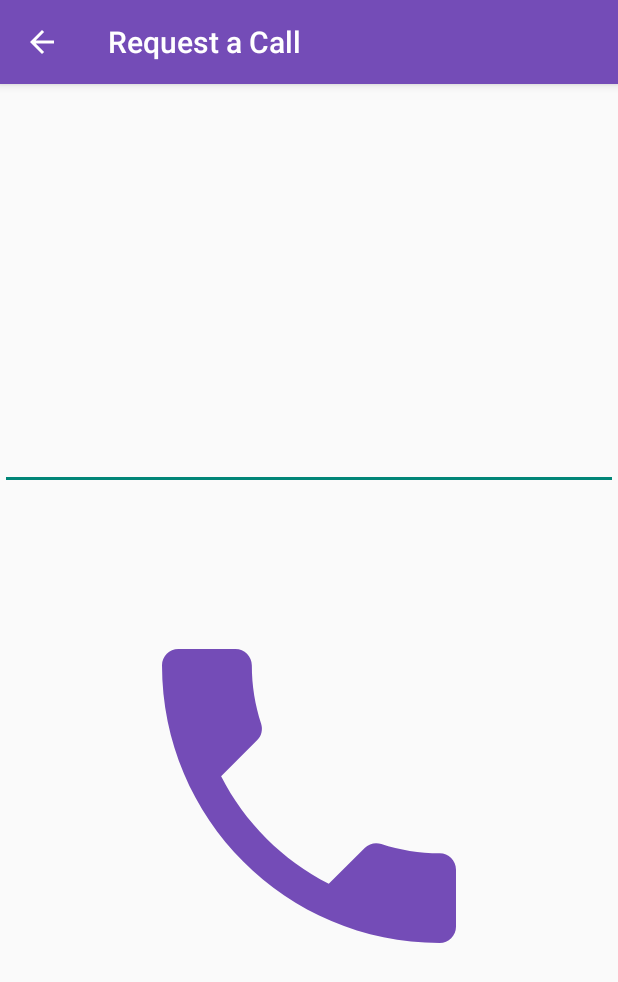
After one commit to chriscsykes/InSIght, an Android app: the RequestCallActivity screen opened directly, with no data from a screen before it, on a phone screen of 412 x 824 dp. The commit adds this screen. Shown: the top 982 px of the screen. Run offline under Robolectric (Android 15) with nearby library versions, the phone set to English and light mode, and no system bars; libraries missing offline, so code that uses them is left out: androidx.camera.core, com.google.firebase.ml.

Commit message:
Finished RequestCallActivity, but still needs text to speech engine

```diff
--- a/app/src/main/AndroidManifest.xml
+++ b/app/src/main/AndroidManifest.xml
@@ -3,6 +3,7 @@
     package="edu.dartmouth.cs.finalproject">
 
     <uses-permission android:name="android.permission.CAMERA" />
+    <uses-permission android:name="android.permission.CALL_PHONE" />
 
     <application
         android:allowBackup="true"
@@ -11,7 +12,7 @@
         android:roundIcon="@mipmap/ic_launcher_round"
         android:supportsRtl="true"
         android:theme="@style/Theme.AppCompat.Light.NoActionBar">
-
+        <activity android:name=".activities.RequestCallActivity"></activity>
         <activity
             android:name=".activities.AboutActivity"
             android:label="@string/title_activity_about2"
@@ -34,7 +35,7 @@
         <activity
             android:name=".activities.ReadTutorialsActivity"
             android:label="@string/title_activity_read_tutorials"
-            android:theme="@style/NoActionBar"></activity>
+            android:theme="@style/NoActionBar" />
     </application>
 
 </manifest>
--- a/app/src/main/java/edu/dartmouth/cs/finalproject/activities/MainActivity.java
+++ b/app/src/main/java/edu/dartmouth/cs/finalproject/activities/MainActivity.java
@@ -238,6 +238,8 @@ public class MainActivity extends AppCompatActivity {
      * Allows the user to make a call to request for assistance
      */
     private void requestCall() {
+        Intent intent = new Intent(getApplicationContext(), RequestCallActivity.class);
+        startActivity(intent);
     }
 
     /*
--- /dev/null
+++ b/app/src/main/java/edu/dartmouth/cs/finalproject/activities/RequestCallActivity.java
@@ -0,0 +1,106 @@
+package edu.dartmouth.cs.finalproject.activities;
+
+import androidx.annotation.NonNull;
+import androidx.appcompat.app.AppCompatActivity;
+import androidx.appcompat.widget.Toolbar;
+import androidx.core.app.ActivityCompat;
+import androidx.core.content.ContextCompat;
+
+import android.Manifest;
+import android.app.Activity;
+import android.content.Intent;
+import android.content.pm.PackageManager;
+import android.net.Uri;
+import android.os.Bundle;
+import android.view.MenuItem;
+import android.view.View;
+import android.widget.EditText;
+import android.widget.ImageView;
+import android.widget.Toast;
+
+import edu.dartmouth.cs.finalproject.R;
+import edu.dartmouth.cs.finalproject.activities.audio.TextToSpeechEngine;
+
+public class RequestCallActivity extends AppCompatActivity {
+
+    private static final int REQUEST_CALL = 1;
+    private EditText mEditTextNum;
+
+    private TextToSpeechEngine mTextToSpeechEngine;
+    private TextToSpeechDriver mTextToSpeechDriver;
+
+    @Override
+    protected void onCreate(Bundle savedInstanceState) {
+        super.onCreate(savedInstanceState);
+        setContentView(R.layout.activity_request_call);
+
+        // set up action bar
+        Toolbar toolbar = (Toolbar) findViewById(R.id.toolbar);
+        setSupportActionBar(toolbar);
+        getSupportActionBar().setDisplayHomeAsUpEnabled(true);
+        getSupportActionBar().setDisplayShowHomeEnabled(true);
+        getSupportActionBar().setTitle("Request a Call");
+
+        mTextToSpeechDriver = new TextToSpeechDriver(this);
+        mTextToSpeechEngine = new TextToSpeechEngine(this);
+
+        // get references to EditText and ImageView
+        mEditTextNum = findViewById(R.id.edit_text_number);
+        ImageView imageCall = findViewById(R.id.image_call);
+
+        // when the phone image is pressed
+        imageCall.setOnClickListener(new View.OnClickListener() {
+            @Override
+            public void onClick(View v) {
+                makePhoneCall();
+            }
+        });
+    }
+
+    private void makePhoneCall() {
+        String numToCall = mEditTextNum.getText().toString();
+
+        // make sure a number was entered
+        if (numToCall.trim().length() > 0) {
+            // check for permission
+            if (ContextCompat.checkSelfPermission(RequestCallActivity.this, Manifest.permission.CALL_PHONE) != PackageManager.PERMISSION_GRANTED) {
+                ActivityCompat.requestPermissions(RequestCallActivity.this, new String[] {Manifest.permission.CALL_PHONE}, REQUEST_CALL);
+            }
+            else {
+                // make the actual phone call
+                String dial = "tel:" + numToCall;
+                Intent intent = new Intent(Intent.ACTION_CALL, Uri.parse(dial));
+                startActivity(intent);
+            }
+        }
+        else {
+            Toast.makeText(RequestCallActivity.this, R.string.enter_phone_number, Toast.LENGTH_SHORT).show();
+        }
+    }
+
+    // will make the phone call if permission is granted
+    @Override
+    public void onRequestPermissionsResult(int requestCode, @NonNull String[] permissions, @NonNull int[] grantResults) {
+        if (requestCode == REQUEST_CALL) {
+            if (grantResults.length > 0 && grantResults[0] == PackageManager.PERMISSION_GRANTED) {
+                makePhoneCall();
+            }
+            else {
+                Toast.makeText(this, R.string.phone_call_permission_denied, Toast.LENGTH_SHORT).show();
+            }
+        }
+    }
+
+    // allows user to press back arrow to go back to MainActivity
+    @Override
+    public boolean onOptionsItemSelected(MenuItem item) {
+        // handle arrow click here
+        if (item.getItemId() == android.R.id.home) {
+            Intent intent = new Intent(getApplicationContext(), MainActivity.class);
+            startActivity(intent);
+//            finish(); // close this activity and return to preview activity (if there is any)
+        }
+
+        return super.onOptionsItemSelected(item);
+    }
+}
--- /dev/null
+++ b/app/src/main/res/drawable/ic_phone.xml
@@ -0,0 +1,5 @@
+<vector android:height="24dp" android:tint="#744CB7"
+    android:viewportHeight="24.0" android:viewportWidth="24.0"
+    android:width="24dp" xmlns:android="http://schemas.android.com/apk/res/android">
+    <path android:fillColor="#FF000000" android:pathData="M6.62,10.79c1.44,2.83 3.76,5.14 6.59,6.59l2.2,-2.2c0.27,-0.27 0.67,-0.36 1.02,-0.24 1.12,0.37 2.33,0.57 3.57,0.57 0.55,0 1,0.45 1,1V20c0,0.55 -0.45,1 -1,1 -9.39,0 -17,-7.61 -17,-17 0,-0.55 0.45,-1 1,-1h3.5c0.55,0 1,0.45 1,1 0,1.25 0.2,2.45 0.57,3.57 0.11,0.35 0.03,0.74 -0.25,1.02l-2.2,2.2z"/>
+</vector>
--- /dev/null
+++ b/app/src/main/res/layout/activity_request_call.xml
@@ -0,0 +1,44 @@
+<?xml version="1.0" encoding="utf-8"?>
+<RelativeLayout xmlns:android="http://schemas.android.com/apk/res/android"
+    xmlns:app="http://schemas.android.com/apk/res-auto"
+    xmlns:tools="http://schemas.android.com/tools"
+    android:layout_width="match_parent"
+    android:layout_height="match_parent"
+    tools:context=".activities.RequestCallActivity">
+
+
+    <com.google.android.material.appbar.AppBarLayout
+        android:layout_width="match_parent"
+        android:layout_height="wrap_content"
+        android:theme="@style/AppBarOverlay"
+        app:layout_constraintEnd_toEndOf="parent"
+        app:layout_constraintStart_toStartOf="parent"
+        app:layout_constraintTop_toTopOf="parent">
+
+        <androidx.appcompat.widget.Toolbar
+            android:id="@+id/toolbar"
+            android:layout_width="match_parent"
+            android:layout_height="?attr/actionBarSize"
+            android:background="#744CB7"
+            app:popupTheme="@style/PopupOverlay" />
+
+    </com.google.android.material.appbar.AppBarLayout>
+
+    <EditText
+        android:id="@+id/edit_text_number"
+        android:layout_width="match_parent"
+        android:layout_height="273dp"
+        android:layout_alignParentStart="true"
+        android:layout_alignParentTop="true"
+        android:layout_marginStart="0dp"
+        android:layout_marginTop="53dp"
+        android:inputType="phone" />
+
+    <ImageView
+        android:id="@+id/image_call"
+        android:layout_width="match_parent"
+        android:layout_height="401dp"
+        android:layout_marginTop="330dp"
+        android:padding="70dp"
+        android:src="@drawable/ic_phone" />
+</RelativeLayout>
--- a/app/src/main/res/values/strings.xml
+++ b/app/src/main/res/values/strings.xml
@@ -76,5 +76,7 @@
     <string name="description2">Once logged in, swipe the bottom of the screen and press down to determine which feature you are on. </string>
     <string name="description3">Once you have selected the desired feature, position the camera appropriately and tap the screen to begin. Hold the phone steady while the camera takes in the image to be processed. </string>
     <string name="description4">To call for support, listen to the tutorial, provide feedback, learn more about InSight, or share this app with a friend, swipe inward from the right edge of the screen, or press the help button in the top right corner of screen to access the navigation view.</string>
+    <string name="enter_phone_number">Enter Phone Number</string>
+    <string name="phone_call_permission_denied">Permission Denied</string>
 
 </resources>
```
